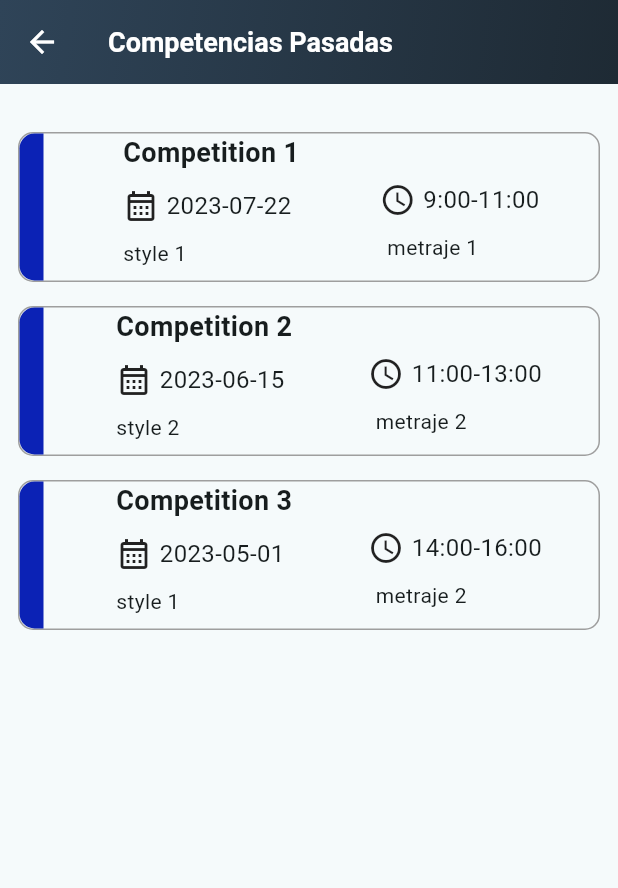
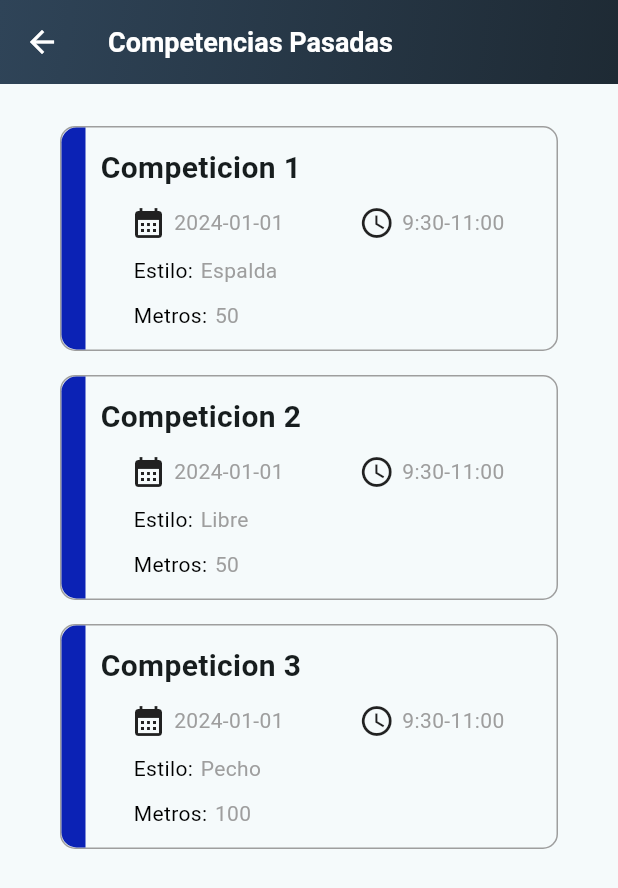
Before and after one commit to joemcara/swimmast_movil, a Flutter app: the CompetenciesScreenSport screen opened directly, on a phone screen of 412 x 824 dp. Shown: the top 888 px of the screen. Run offline on Flutter 3.47's test engine with Material 3 defaults, Android fonts, the light colour scheme and no system bars; our stand-ins replace dio, easy_date_timeline, flutter_spinbox, get, image_picker and 2 more; missing offline and left inert: dart:ffi; accounts and stored records are empty.

Commit message:
new way to show last competitions

```diff
--- a/lib/screens/sport_Person/competencies_screen_sport.dart
+++ b/lib/screens/sport_Person/competencies_screen_sport.dart
@@ -9,21 +9,8 @@ import 'package:swimmast_movil/widgets/customAppBar.dart';
 import 'package:swimmast_movil/screens/sport_Person/profile_screen_sport.dart';
 import 'package:swimmast_movil/screens/sport_Person/home_screen_sport.dart';
 import 'package:swimmast_movil/shared/bottom_navs.dart/bottom_nav_bar.dart';
+import 'package:swimmast_movil/widgets/competitions_info_cards.dart';
 
-class Competition {
-  final String name;
-  final String date;
-  final String time;
-  final String style;
-  final String metraje;
-
-  Competition(
-      {required this.name,
-      required this.date,
-      required this.time,
-      required this.style,
-      required this.metraje});
-}
 
 class CompetenciesScreenSport extends StatefulWidget {
   const CompetenciesScreenSport({super.key});
@@ -36,27 +23,6 @@ class CompetenciesScreenSport extends StatefulWidget {
 class _CompetenciesScreenSportState extends State<CompetenciesScreenSport> {
   DateTime _selectedDate = DateTime.now();
 
-  final List<Competition> competitions = [
-    Competition(
-        name: "Competition 1",
-        date: "2023-07-22",
-        time: "9:00-11:00",
-        style: "style 1",
-        metraje: "metraje 1"),
-    Competition(
-        name: "Competition 2",
-        date: "2023-06-15",
-        time: "11:00-13:00",
-        style: "style 2",
-        metraje: "metraje 2"),
-    Competition(
-        name: "Competition 3",
-        date: "2023-05-01",
-        time: "14:00-16:00",
-        style: "style 1",
-        metraje: "metraje 2"),
-  ];
-
   @override
   Widget build(BuildContext context) {
     return Scaffold(
@@ -66,76 +32,10 @@ class _CompetenciesScreenSportState extends State<CompetenciesScreenSport> {
       ),
       body: Column(
         children: [
-          const SizedBox(height: 20),
-          Expanded(
-            child: Padding(
-              padding: const EdgeInsets.symmetric(horizontal: 12, vertical: 4),
-              child: ListView.builder(
-                itemCount: competitions.length,
-                itemBuilder: (_, index) {
-                  final competition = competitions[index];
-                  return SwimmastCard(
-                    height: 100,
-                    //margin: const EdgeInsets.symmetric(horizontal: 30, vertical: 10),
-                    child: Row(
-                      mainAxisAlignment: MainAxisAlignment.spaceAround,
-                      children: [
-                        Column(children: []),
-                        Column(
-                          mainAxisAlignment: MainAxisAlignment.center,
-                          crossAxisAlignment: CrossAxisAlignment.start,
-                          children: [
-                            Text(
-                              competition.name,
-                              style: TextStyle(
-                                  fontWeight: FontWeight.bold, fontSize: 18),
-                            ),
-                            SizedBox(height: 10),
-                            SwimmastIconText(
-                              text: competition.date,
-                              icon: Icon(Icons.calendar_month_outlined),
-                            ),
-                            SizedBox(height: 10),
-                            Text(
-                              competition.style,
-                              style: const TextStyle(fontSize: 14),
-                            ),
-                            const Spacer(),
-                          ],
-                        ),
-                        Column(
-                          mainAxisAlignment: MainAxisAlignment.center,
-                          crossAxisAlignment: CrossAxisAlignment.start,
-                          children: [
-                            SizedBox(height: 20),
-                            Padding(
-                              padding:
-                                  const EdgeInsets.symmetric(horizontal: 25),
-                              child: SwimmastIconText(
-                                text: competition.time,
-                                icon: Icon(Icons.watch_later_outlined),
-                              ),
-                            ),
-                            SizedBox(height: 10),
-                            Padding(
-                              padding:
-                                  const EdgeInsets.symmetric(horizontal: 30),
-                              child: Text(
-                                competition.metraje,
-                                style: const TextStyle(fontSize: 14),
-                              ),
-                            ),
-                          ],
-                        ),
-                      ],
-                    ),
-                  );
-                },
-              ),
-            ),
-          ),
+          SizedBox(height: 20),
+          CompetitionsInfoCards()
         ],
-      ),
+      )
     );
   }
 }
--- /dev/null
+++ b/lib/widgets/competitions_cards.dart
@@ -0,0 +1,80 @@
+import 'package:flutter/material.dart';
+import 'package:swimmast_movil/widgets/swimmast_card.dart';
+import 'package:swimmast_movil/shared/constants.dart';
+
+class CompetitionsCards extends StatelessWidget {
+  final String competition_name;
+  final String date;
+  final String time;
+  final String style_name;
+  final String meters;
+
+  CompetitionsCards({required this.competition_name, required this.date, required this.time, required this.style_name, required this.meters});
+
+  @override
+  Widget build(BuildContext context) {
+    return SwimmastCard(
+      height: 150,
+      margin: const EdgeInsets.symmetric(horizontal: 40, vertical: 8),
+      color: swimmastBlue,
+      child: Column(
+        mainAxisAlignment: MainAxisAlignment.center,
+        crossAxisAlignment: CrossAxisAlignment.start,
+        children: [
+            Text(competition_name,
+                style: TextStyle(
+                fontWeight: FontWeight.bold,
+                fontSize: 20)
+            ),
+            SizedBox(height: 10),
+            Row(
+              children: [
+                SizedBox(width: 20),
+                Row(
+                  children:[
+                    Icon(Icons.calendar_month),
+                    SizedBox(width: 5),
+                    Text(date, style: const TextStyle(color: Colors.grey))
+                  ]
+                ),
+                SizedBox(width: 50),
+                Row(
+                  children:[
+                    Icon(Icons.access_time),
+                    SizedBox(width: 5),
+                    Text(time, style: const TextStyle(color: Colors.grey))
+                  ]
+                ),
+              ],
+            ),
+            SizedBox(height: 10),
+            Row(
+              children: [
+                SizedBox(width: 22),
+                Row(
+                  children:[
+                    Text("Estilo:", style: const TextStyle(color: Color.fromARGB(255, 0, 0, 0))),
+                    SizedBox(width: 5),
+                    Text(style_name, style: const TextStyle(color: Colors.grey))
+                  ]
+                ),
+              ],
+            ),
+            SizedBox(height: 10),
+            Row(
+              children: [
+                SizedBox(width: 22),
+                Row(
+                  children:[
+                    Text("Metros:", style: const TextStyle(color: Color.fromARGB(255, 0, 0, 0))),
+                    SizedBox(width: 5),
+                    Text(meters, style: const TextStyle(color: Colors.grey))
+                  ]
+                ),
+              ],
+            )
+        ],
+      )
+    );
+  }
+}
--- /dev/null
+++ b/lib/widgets/competitions_info_cards.dart
@@ -0,0 +1,47 @@
+import 'package:flutter/material.dart';
+import 'package:swimmast_movil/shared/constants.dart';
+import 'package:swimmast_movil/widgets/competitions_cards.dart';
+
+class CompetitionsInfoCards extends StatelessWidget {
+  final List<Map<String, String>> competitions_info = [
+    {
+      'id': '1',
+      'name': 'Competicion 1',
+      'date': '2024-01-01',
+      'time': '9:30-11:00',
+      'style': 'Espalda',
+      'meters': '50'
+    },
+    {
+      'id': '2',
+      'name': 'Competicion 2',
+      'date': '2024-01-01',
+      'time': '9:30-11:00',
+      'style': 'Libre',
+      'meters': '50'
+    },{
+      'id': '3',
+      'name': 'Competicion 3',
+      'date': '2024-01-01',
+      'time': '9:30-11:00',
+      'style': 'Pecho',
+      'meters': '100'
+    },
+  ];
+
+  @override
+  Widget build(BuildContext context) {
+    return Expanded(
+        child: ListView.builder(
+            itemCount: competitions_info.length,
+            itemBuilder: (context, index) => CompetitionsCards(
+                competition_name: competitions_info[index]['name']!,
+                date: competitions_info[index]['date']!,
+                time: competitions_info[index]['time']!,
+                style_name: competitions_info[index]['style']!,
+                meters: competitions_info[index]['meters']!,
+            )
+        )
+    );
+  }
+}
```
